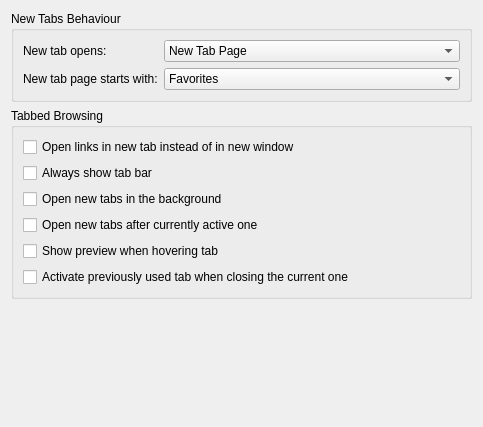
Qt form src/settings/settings_tabs.ui (KDE/rekonq) before a commit.
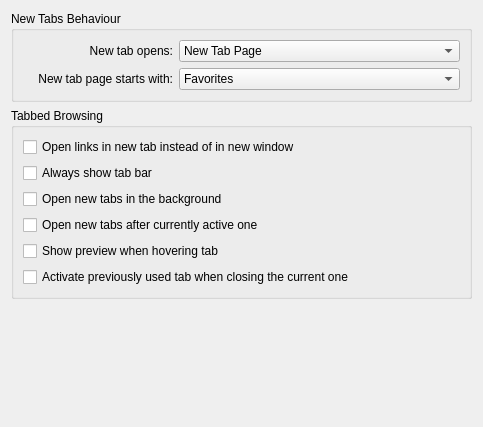
The same form after that commit. Custom widgets are drawn as their Qt base class.

Commit message: Right align all labels to confirm to the KDE4 HIG.

Diff of the .ui file:
```diff
--- a/src/settings/settings_tabs.ui
+++ b/src/settings/settings_tabs.ui
@@ -19,30 +19,21 @@
      <property name="title">
       <string>New Tabs Behaviour</string>
      </property>
-     <layout class="QGridLayout" name="gridLayout_2">
+     <layout class="QFormLayout" name="formLayout">
       <item row="0" column="0">
        <widget class="QLabel" name="label_4">
-        <property name="sizePolicy">
-         <sizepolicy hsizetype="Fixed" vsizetype="Preferred">
-          <horstretch>0</horstretch>
-          <verstretch>0</verstretch>
-         </sizepolicy>
-        </property>
         <property name="minimumSize">
          <size>
-          <width>120</width>
-          <height>0</height>
-         </size>
-        </property>
-        <property name="baseSize">
-         <size>
-          <width>120</width>
+          <width>150</width>
           <height>0</height>
          </size>
         </property>
         <property name="text">
          <string>New tab opens:</string>
         </property>
+        <property name="alignment">
+         <set>Qt::AlignRight|Qt::AlignTrailing|Qt::AlignVCenter</set>
+        </property>
        </widget>
       </item>
       <item row="0" column="1">
@@ -75,27 +66,18 @@
       </item>
       <item row="1" column="0">
        <widget class="QLabel" name="label_5">
-        <property name="sizePolicy">
-         <sizepolicy hsizetype="Fixed" vsizetype="Preferred">
-          <horstretch>0</horstretch>
-          <verstretch>0</verstretch>
-         </sizepolicy>
-        </property>
         <property name="minimumSize">
          <size>
-          <width>120</width>
-          <height>0</height>
-         </size>
-        </property>
-        <property name="baseSize">
-         <size>
-          <width>120</width>
+          <width>150</width>
           <height>0</height>
          </size>
         </property>
         <property name="text">
          <string>New tab page starts with:</string>
         </property>
+        <property name="alignment">
+         <set>Qt::AlignRight|Qt::AlignTrailing|Qt::AlignVCenter</set>
+        </property>
        </widget>
       </item>
       <item row="1" column="1">
```
The commit also changes 3 other files.
